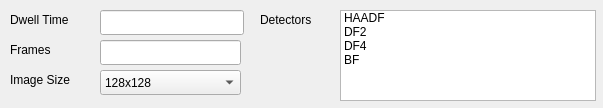
First picture: the form in usetem/extensions/stemImageSettings/stemImageSettings.ui, repository LeBeauGroup/usetem, before the edit.
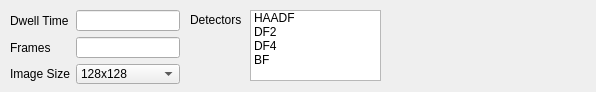
Second picture: the form after the edit.

Commit message: raise lower the screen

```diff
--- a/usetem/extensions/stemImageSettings/stemImageSettings.ui
+++ b/usetem/extensions/stemImageSettings/stemImageSettings.ui
@@ -6,115 +6,17 @@
    <rect>
     <x>0</x>
     <y>0</y>
-    <width>603</width>
-    <height>108</height>
+    <width>596</width>
+    <height>92</height>
    </rect>
   </property>
   <property name="windowTitle">
    <string>Form</string>
   </property>
-  <widget class="QLineEdit" name="numFramesEdit">
-   <property name="geometry">
-    <rect>
-     <x>100</x>
-     <y>40</y>
-     <width>141</width>
-     <height>25</height>
-    </rect>
-   </property>
-   <property name="inputMask">
-    <string/>
-   </property>
-   <property name="text">
-    <string/>
-   </property>
-   <property name="maxLength">
-    <number>32767</number>
-   </property>
-  </widget>
-  <widget class="QLabel" name="label">
-   <property name="geometry">
-    <rect>
-     <x>10</x>
-     <y>40</y>
-     <width>66</width>
-     <height>19</height>
-    </rect>
-   </property>
-   <property name="text">
-    <string>Frames</string>
-   </property>
-  </widget>
-  <widget class="QLabel" name="label_3">
-   <property name="geometry">
-    <rect>
-     <x>10</x>
-     <y>10</y>
-     <width>80</width>
-     <height>19</height>
-    </rect>
-   </property>
-   <property name="text">
-    <string>Dwell Time</string>
-   </property>
-  </widget>
-  <widget class="QLabel" name="label_2">
-   <property name="geometry">
-    <rect>
-     <x>10</x>
-     <y>70</y>
-     <width>81</width>
-     <height>19</height>
-    </rect>
-   </property>
-   <property name="text">
-    <string>Image Size</string>
-   </property>
-  </widget>
-  <widget class="QComboBox" name="binningEdit">
-   <property name="geometry">
-    <rect>
-     <x>100</x>
-     <y>70</y>
-     <width>141</width>
-     <height>25</height>
-    </rect>
-   </property>
-   <item>
-    <property name="text">
-     <string extracomment="16">128x128</string>
-    </property>
-   </item>
-   <item>
-    <property name="text">
-     <string extracomment="8">256x256</string>
-    </property>
-   </item>
-   <item>
-    <property name="text">
-     <string extracomment="4">512x512</string>
-    </property>
-   </item>
-   <item>
-    <property name="text">
-     <string extracomment="2">1024x1024</string>
-    </property>
-   </item>
-   <item>
-    <property name="text">
-     <string>2048x2048</string>
-    </property>
-   </item>
-   <item>
-    <property name="text">
-     <string/>
-    </property>
-   </item>
-  </widget>
   <widget class="QLabel" name="label_4">
    <property name="geometry">
     <rect>
-     <x>260</x>
+     <x>190</x>
      <y>10</y>
      <width>66</width>
      <height>19</height>
@@ -124,26 +26,13 @@
     <string>Detectors</string>
    </property>
   </widget>
-  <widget class="QLineEdit" name="dwellTimeEdit">
-   <property name="geometry">
-    <rect>
-     <x>100</x>
-     <y>10</y>
-     <width>144</width>
-     <height>25</height>
-    </rect>
-   </property>
-   <property name="inputMask">
-    <string/>
-   </property>
-  </widget>
   <widget class="QListWidget" name="detectorsEdit">
    <property name="geometry">
     <rect>
-     <x>340</x>
+     <x>250</x>
      <y>10</y>
-     <width>256</width>
-     <height>91</height>
+     <width>131</width>
+     <height>71</height>
     </rect>
    </property>
    <property name="selectionMode">
@@ -170,6 +59,93 @@
     </property>
    </item>
   </widget>
+  <widget class="QWidget" name="">
+   <property name="geometry">
+    <rect>
+     <x>10</x>
+     <y>10</y>
+     <width>170</width>
+     <height>74</height>
+    </rect>
+   </property>
+   <layout class="QGridLayout" name="gridLayout">
+    <item row="0" column="0">
+     <widget class="QLabel" name="label_3">
+      <property name="text">
+       <string>Dwell Time</string>
+      </property>
+     </widget>
+    </item>
+    <item row="0" column="1">
+     <widget class="QLineEdit" name="dwellTimeEdit">
+      <property name="inputMask">
+       <string/>
+      </property>
+     </widget>
+    </item>
+    <item row="1" column="0">
+     <widget class="QLabel" name="label">
+      <property name="text">
+       <string>Frames</string>
+      </property>
+     </widget>
+    </item>
+    <item row="1" column="1">
+     <widget class="QLineEdit" name="numFramesEdit">
+      <property name="inputMask">
+       <string/>
+      </property>
+      <property name="text">
+       <string/>
+      </property>
+      <property name="maxLength">
+       <number>32767</number>
+      </property>
+     </widget>
+    </item>
+    <item row="2" column="0">
+     <widget class="QLabel" name="label_2">
+      <property name="text">
+       <string>Image Size</string>
+      </property>
+     </widget>
+    </item>
+    <item row="2" column="1">
+     <widget class="QComboBox" name="binningEdit">
+      <item>
+       <property name="text">
+        <string extracomment="16">128x128</string>
+       </property>
+      </item>
+      <item>
+       <property name="text">
+        <string extracomment="8">256x256</string>
+       </property>
+      </item>
+      <item>
+       <property name="text">
+        <string extracomment="4">512x512</string>
+       </property>
+      </item>
+      <item>
+       <property name="text">
+        <string extracomment="2">1024x1024</string>
+       </property>
+      </item>
+      <item>
+       <property name="text">
+        <string>2048x2048</string>
+       </property>
+      </item>
+      <item>
+       <property name="text">
+        <string/>
+       </property>
+      </item>
+     </widget>
+    </item>
+   </layout>
+  </widget>
  </widget>
  <resources/>
  <connections/>
```
The commit also changes 7 other files.
